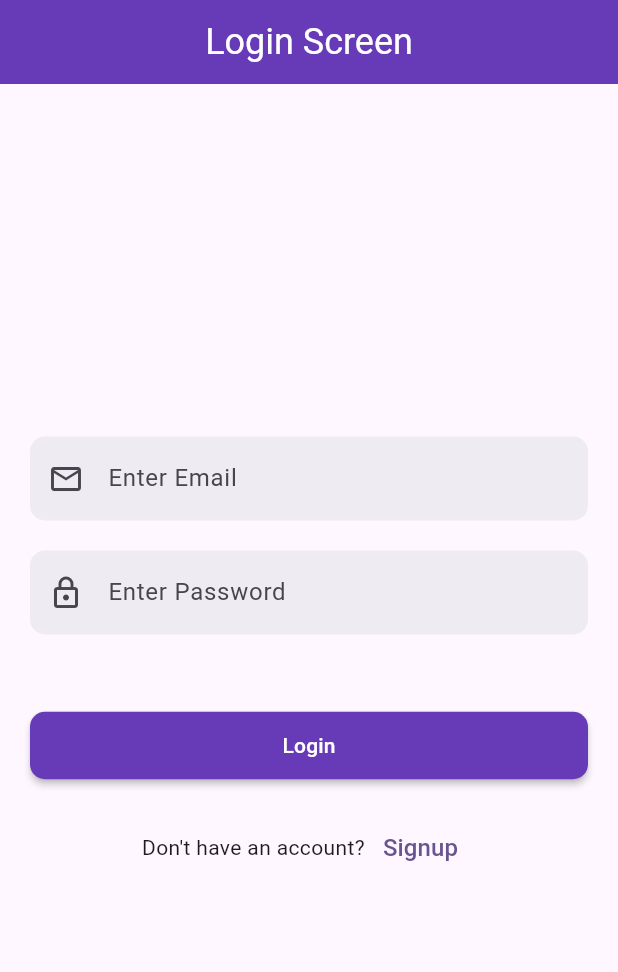
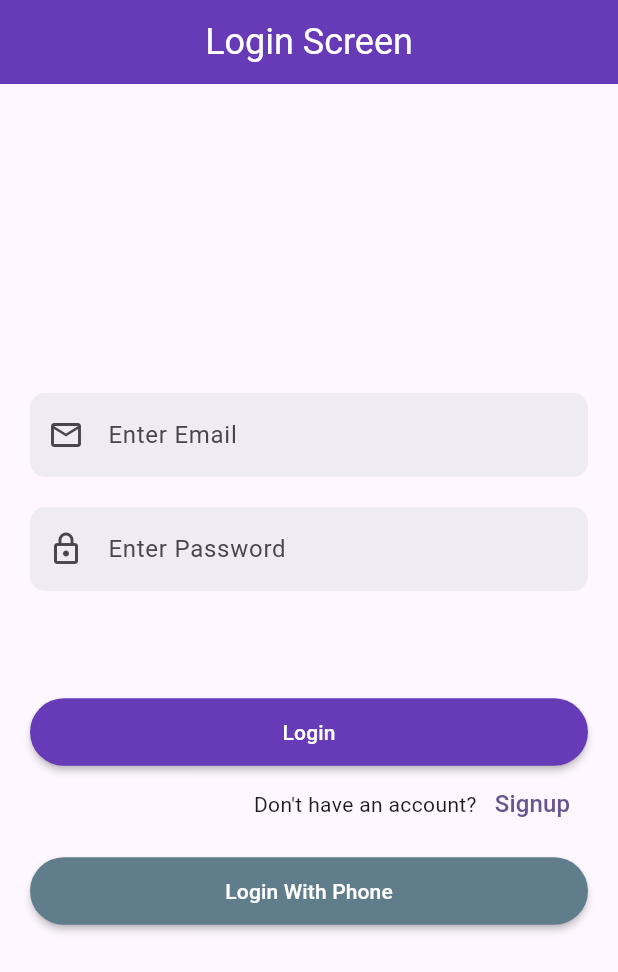
Before and after one commit to Shakshor/flutter-firebase-auth-demo-second, a Flutter app: the PostScreen screen opened directly, after a tap on the "logout" icon, on a phone screen of 412 x 824 dp. Shown: the top 972 px of the screen. Run offline on Flutter 3.47's test engine with Material 2 defaults, Android fonts, the light colour scheme and no system bars; our stand-ins replace firebase_auth, firebase_core, fluttertoast; accounts and stored records are empty.

Commit message:
login without phone authentication and adding post screen done

```diff
--- a/lib/services/splash_services.dart
+++ b/lib/services/splash_services.dart
@@ -30,8 +30,6 @@ class SplashServices {
       });
 
 
-
-
     }
     else{
 
--- a/lib/view/auth/login_screen.dart
+++ b/lib/view/auth/login_screen.dart
@@ -3,6 +3,7 @@ import 'package:firebase_auth/firebase_auth.dart';
 import 'package:flutter/material.dart';
 import 'package:flutter/services.dart';
 import 'package:flutter_firebase_auth_demo_second/Utils/Utils.dart';
+import 'package:flutter_firebase_auth_demo_second/view/auth/login_with_phone_screen.dart';
 import 'package:flutter_firebase_auth_demo_second/view/auth/signup_screen.dart';
 import 'package:flutter_firebase_auth_demo_second/view/posts/post_screen.dart';
 
@@ -230,12 +231,10 @@ class _LoginScreenState extends State<LoginScreen> {
 
 
 
-
-
                       // height
                       const SizedBox(
 
-                        height: 50,
+                        height: 70,
 
                       ),
 
@@ -260,7 +259,7 @@ class _LoginScreenState extends State<LoginScreen> {
                           height: 45,
 
                           shape: RoundedRectangleBorder(
-                              borderRadius: BorderRadius.circular(10)
+                              borderRadius: BorderRadius.circular(30)
                           ),
 
                           color: Colors.deepPurple,
@@ -276,19 +275,10 @@ class _LoginScreenState extends State<LoginScreen> {
                       ),
 
 
-                      // height
-                      const SizedBox(
-
-                        height: 20,
-
-                      ),
-
-
-
                       // navigate_to_sign_up_button
                       Row(
 
-                        mainAxisAlignment: MainAxisAlignment.center,
+                        mainAxisAlignment: MainAxisAlignment.end,
 
                         children: [
 
@@ -308,6 +298,48 @@ class _LoginScreenState extends State<LoginScreen> {
                           )
 
                         ],
+
+                      ),
+
+
+
+                      // height
+                      const SizedBox(
+
+                        height: 10,
+
+                      ),
+
+
+
+                      // log_in_phone_button
+                      MaterialButton(
+
+
+                        onPressed: (){
+
+                          // navigate_to_another_screen
+                          Navigator.push(
+                                context,
+                                MaterialPageRoute(builder: (context) => const LoginWithPhoneScreen() )
+                            );
+
+                          },
+
+                          minWidth: double.infinity,
+                          height: 45,
+
+                          shape: RoundedRectangleBorder(
+                              borderRadius: BorderRadius.circular(30),
+                          ),
+
+
+
+                          color: Colors.blueGrey,
+                          child: const Text('Login With Phone',style: TextStyle(
+                              color: Colors.white
+                          ),),
+
 
                       ),
 
--- a/lib/view/auth/signup_screen.dart
+++ b/lib/view/auth/signup_screen.dart
@@ -62,6 +62,8 @@ class _SignupScreenState extends State<SignupScreen> {
       setState(() {
         textLoading = false;
       });
+
+      Navigator.push(context, MaterialPageRoute(builder: (context) => const LoginScreen() ));
 
     }).onError((error, stackTrace) {
 
--- a/lib/view/posts/post_screen.dart
+++ b/lib/view/posts/post_screen.dart
@@ -3,6 +3,7 @@ import 'package:firebase_auth/firebase_auth.dart';
 import 'package:flutter/material.dart';
 import 'package:flutter_firebase_auth_demo_second/Utils/Utils.dart';
 import 'package:flutter_firebase_auth_demo_second/view/auth/login_screen.dart';
+import 'package:flutter_firebase_auth_demo_second/view/posts/add_post_screen.dart';
 
 
 class PostScreen extends StatefulWidget {
@@ -24,7 +25,7 @@ class _PostScreenState extends State<PostScreen> {
     return  Scaffold(
 
       appBar: AppBar(
-        title: const Text('Post'),
+        title: const Text('Welcome To Post Screen'),
         backgroundColor: Colors.blue,
         centerTitle: true,
 
@@ -62,6 +63,26 @@ class _PostScreenState extends State<PostScreen> {
 
 
 
+      // adding_floation_action_button
+      floatingActionButton: FloatingActionButton(
+
+        onPressed: (){
+
+
+          Navigator.push(context, MaterialPageRoute(builder: (context) => AddPostScreen()));
+
+
+        },
+
+        child: Icon(
+          Icons.add,
+          // color: Colors.blue,
+        ),
+
+      ),
+
+
+
 
 
     );
```
Also changed, not shown: lib/view/auth/login_with_phone_screen.dart (added, +151 -0 lines), lib/view/auth/verify_phone_code_screen.dart (added, +45 -0 lines), lib/view/posts/add_post_screen.dart (added, +99 -0 lines).
